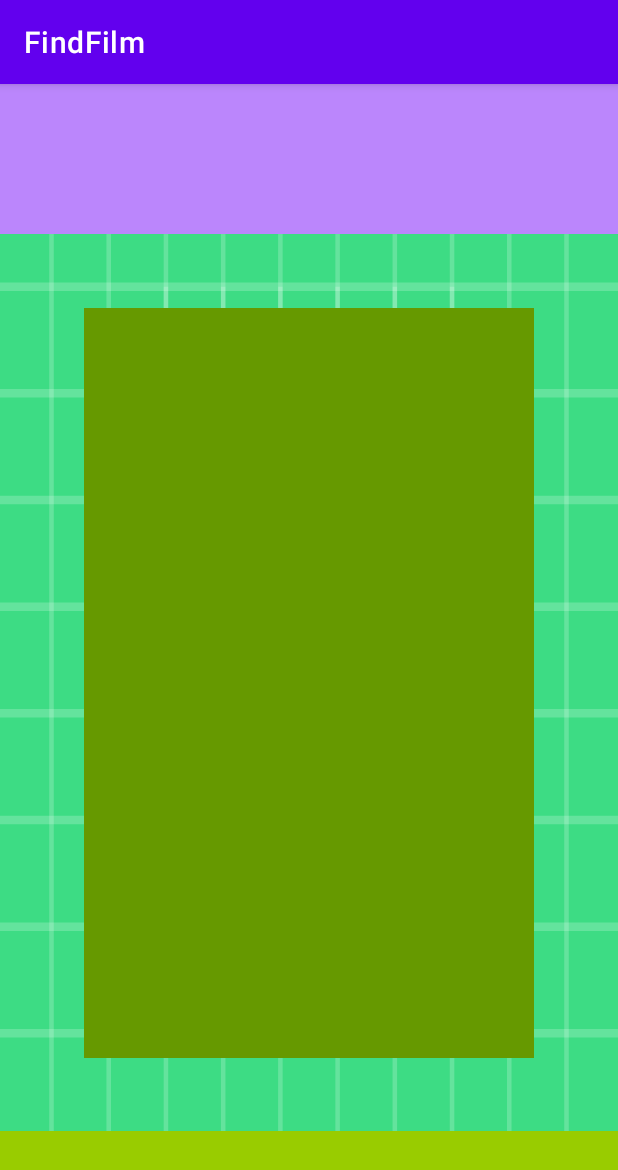
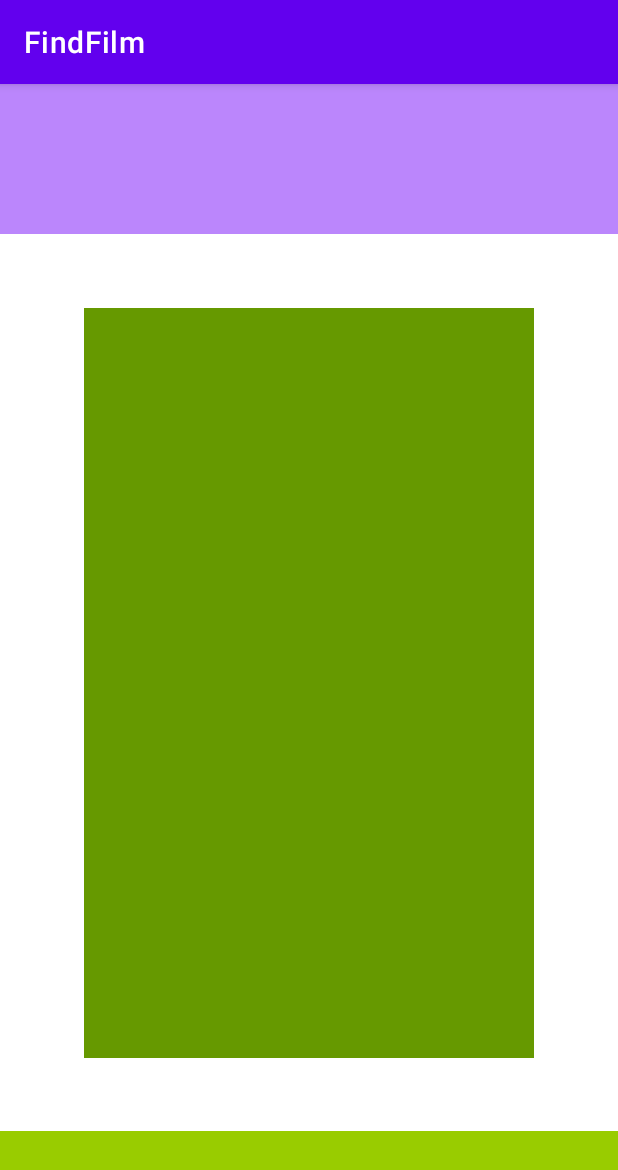
Before and after one commit to AntonioSmilin/FindFilm, an Android app: the screen it shows after launch (MainActivity), on a phone screen of 412 x 824 dp. Shown: the top 1170 px of the screen. Run offline under Robolectric (Android 15) with nearby library versions, the phone set to English and light mode, and no system bars.

Commit message:
home work module 19

```diff
--- a/app/src/main/res/layout/activity_main.xml
+++ b/app/src/main/res/layout/activity_main.xml
@@ -6,7 +6,6 @@
     android:id="@+id/main"
     android:layout_width="match_parent"
     android:layout_height="match_parent"
-    android:background="@drawable/ic_launcher_background"
     tools:context=".MainActivity">
 
     <FrameLayout
```
